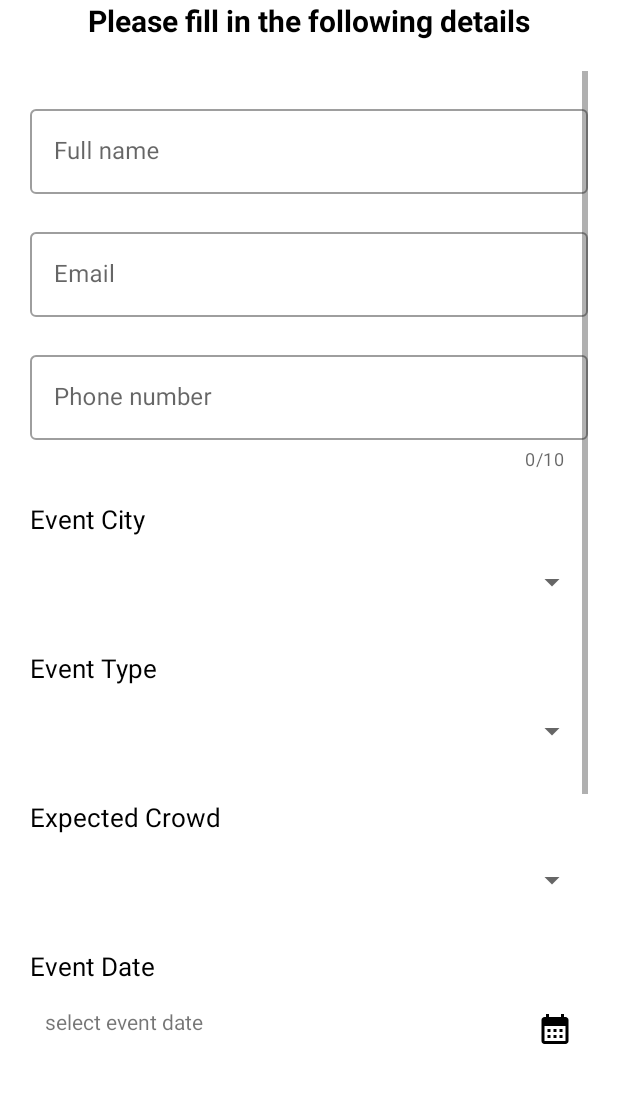
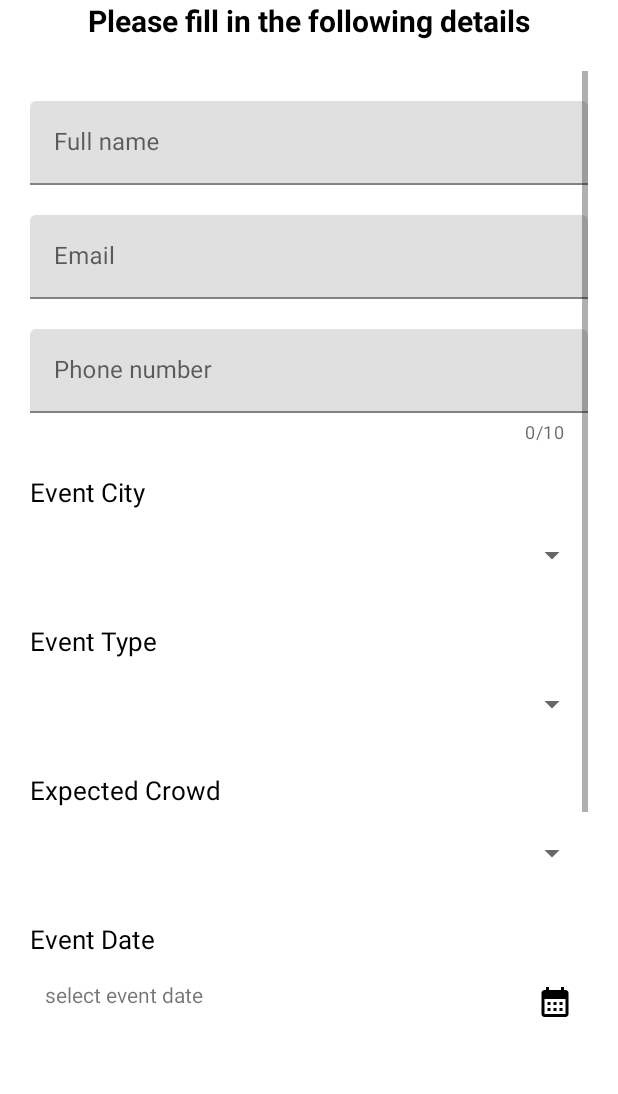
Before and after one commit to Aditya-Khaladkar/Nirvana-Android, an Android app: the fragment AddSessionScreen placed in its activity, on a phone screen of 412 x 824 dp, the part 142-1236 px from its top. Run offline under Robolectric (Android 15) with nearby library versions, the phone set to English and light mode, and no system bars; our stand-ins replace Firebase (no records; nobody signed in at launch, a user with empty details on screens opened directly); 1 statement that could not run was skipped.

Commit message:
added viewmodel for add session frag

```diff
--- a/app/build.gradle
+++ b/app/build.gradle
@@ -47,6 +47,7 @@ dependencies {
     implementation 'androidx.navigation:navigation-ui-ktx:2.5.3'
     implementation 'com.google.android.gms:play-services-auth:20.1.0'
     implementation 'com.google.firebase:firebase-firestore-ktx:24.1.1'
+    implementation 'com.google.firebase:firebase-database-ktx:20.0.4'
     testImplementation 'junit:junit:4.13.2'
     androidTestImplementation 'androidx.test.ext:junit:1.1.5'
     androidTestImplementation 'androidx.test.espresso:espresso-core:3.5.1'
--- a/app/src/main/java/com/example/nirvana/view/fragment/AddSessionScreen.kt
+++ b/app/src/main/java/com/example/nirvana/view/fragment/AddSessionScreen.kt
@@ -5,12 +5,19 @@ import androidx.fragment.app.Fragment
 import android.view.LayoutInflater
 import android.view.View
 import android.view.ViewGroup
+import androidx.lifecycle.ViewModelProvider
 import com.example.nirvana.R
 import com.example.nirvana.databinding.FragmentAddSessionScreenBinding
+import com.example.nirvana.viewmodel.AddSessionScreenViewModel
+import com.google.firebase.auth.FirebaseAuth
 
 
 class AddSessionScreen : Fragment() {
    lateinit var binding: FragmentAddSessionScreenBinding
+   lateinit var mAuth: FirebaseAuth
+
+   // init viewmodel
+   lateinit var viewModel: AddSessionScreenViewModel
 
     override fun onCreateView(
         inflater: LayoutInflater, container: ViewGroup?,
@@ -19,7 +26,13 @@ class AddSessionScreen : Fragment() {
         // Inflate the layout for this fragment
         binding = FragmentAddSessionScreenBinding.inflate(inflater, container, false)
 
+        // init firebase auth
+        mAuth = FirebaseAuth.getInstance()
 
+        // get email from firebase auth panel
+        binding.edEventEmail.setText(mAuth.currentUser?.email)
+//        viewModel = ViewModelProvider(this)[AddSessionScreenViewModel::class.java]
+//        viewModel.getEmailFromFirebase(binding, mAuth)
 
         return binding.root
     }
--- /dev/null
+++ b/app/src/main/java/com/example/nirvana/viewmodel/AddSessionScreenViewModel.kt
@@ -0,0 +1,21 @@
+package com.example.nirvana.viewmodel
+
+import androidx.lifecycle.ViewModel
+import androidx.lifecycle.viewModelScope
+import com.example.nirvana.databinding.FragmentAddSessionScreenBinding
+import com.google.firebase.auth.FirebaseAuth
+import kotlinx.coroutines.launch
+
+class AddSessionScreenViewModel : ViewModel() {
+
+//    fun getEmailFromFirebase(
+//        binding: FragmentAddSessionScreenBinding,
+//        mAuth: FirebaseAuth
+//    ) = viewModelScope.launch {
+//        binding.edEventEmail.setText(mAuth.currentUser?.email)
+//    }
+
+    fun pushEventDataToFirebase() {
+
+    }
+}
--- a/app/src/main/res/layout/fragment_add_session_screen.xml
+++ b/app/src/main/res/layout/fragment_add_session_screen.xml
@@ -44,12 +44,12 @@
             android:orientation="vertical">
 
             <com.google.android.material.textfield.TextInputLayout
-                style="@style/Widget.MaterialComponents.TextInputLayout.OutlinedBox"
                 android:layout_width="match_parent"
                 android:layout_height="wrap_content"
                 android:layout_marginTop="20dp">
 
                 <EditText
+                    android:id="@+id/edEventFullName"
                     android:layout_width="match_parent"
                     android:layout_height="wrap_content"
                     android:hint="Full name"
@@ -59,12 +59,12 @@
             </com.google.android.material.textfield.TextInputLayout>
 
             <com.google.android.material.textfield.TextInputLayout
-                style="@style/Widget.MaterialComponents.TextInputLayout.OutlinedBox"
                 android:layout_width="match_parent"
                 android:layout_height="wrap_content"
                 android:layout_marginTop="20dp">
 
                 <EditText
+                    android:id="@+id/edEventEmail"
                     android:layout_width="match_parent"
                     android:layout_height="wrap_content"
                     android:hint="Email"
@@ -74,7 +74,6 @@
             </com.google.android.material.textfield.TextInputLayout>
 
             <com.google.android.material.textfield.TextInputLayout
-                style="@style/Widget.MaterialComponents.TextInputLayout.OutlinedBox"
                 android:layout_width="match_parent"
                 android:layout_height="wrap_content"
                 android:layout_marginTop="20dp"
@@ -82,6 +81,7 @@
                 app:counterMaxLength="10">
 
                 <EditText
+                    android:id="@+id/edEventPhoneNumber"
                     android:layout_width="match_parent"
                     android:layout_height="wrap_content"
                     android:hint="Phone number"
@@ -170,6 +170,7 @@
                     android:textSize="17sp" />
 
                 <TextView
+                    android:id="@+id/txtEventDate"
                     android:text="select event date"
                     android:layout_width="match_parent"
                     android:layout_height="50dp"
@@ -180,7 +181,6 @@
             </LinearLayout>
 
             <com.google.android.material.textfield.TextInputLayout
-                style="@style/Widget.MaterialComponents.TextInputLayout.OutlinedBox"
                 android:layout_width="match_parent"
                 android:layout_height="wrap_content"
                 app:counterMaxLength="100"
@@ -188,6 +188,7 @@
                 android:layout_marginTop="20dp">
 
                 <EditText
+                    android:id="@+id/edEventDescription"
                     android:layout_width="match_parent"
                     android:layout_height="wrap_content"
                     android:hint="Event Short Description"
```
